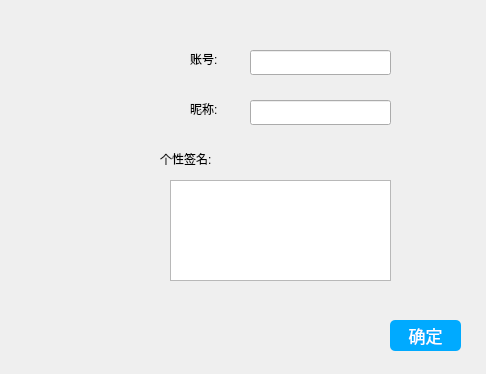
Old version of the form src/dataframe.ui in the repository WHUCSLASD2017/nowe.
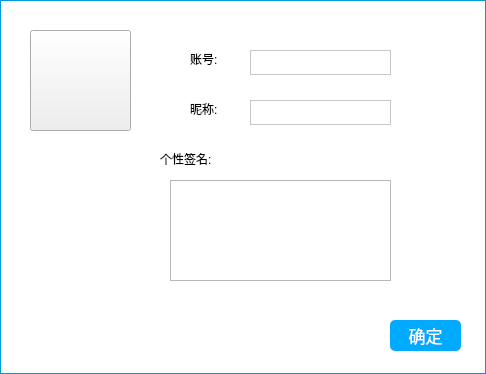
New version of the form.

Diff of the .ui file:
```diff
--- a/src/dataframe.ui
+++ b/src/dataframe.ui
@@ -26,7 +26,10 @@
    <string>Dialog</string>
   </property>
   <property name="styleSheet">
-   <string notr="true">
+   <string notr="true">QWidget#DataFrame{
+border:1px solid rgb(0, 155, 219);
+background-color:rgb(255, 255, 255);
+}
 QLineEdit {
     border-width: 1px;
     border-style: solid;
@@ -42,10 +45,8 @@
 	background-color:rgb(255, 255, 255);
 	font: 13pt &quot;微软雅黑&quot;;
 }
-QFrame{
-};
-background-color:rgb(255, 255, 255);
-border-image:none;
+
+
 </string>
   </property>
   <widget class="QLineEdit" name="jid">
@@ -155,19 +156,6 @@
     <string>确定</string>
    </property>
   </widget>
-  <widget class="QLabel" name="avatar">
-   <property name="geometry">
-    <rect>
-     <x>30</x>
-     <y>40</y>
-     <width>101</width>
-     <height>101</height>
-    </rect>
-   </property>
-   <property name="text">
-    <string/>
-   </property>
-  </widget>
   <widget class="QLabel" name="stateLabel">
    <property name="geometry">
     <rect>
@@ -181,6 +169,25 @@
     <string/>
    </property>
   </widget>
+  <widget class="QPushButton" name="change">
+   <property name="geometry">
+    <rect>
+     <x>30</x>
+     <y>30</y>
+     <width>101</width>
+     <height>101</height>
+    </rect>
+   </property>
+   <property name="text">
+    <string/>
+   </property>
+   <property name="iconSize">
+    <size>
+     <width>101</width>
+     <height>101</height>
+    </size>
+   </property>
+  </widget>
  </widget>
  <resources/>
  <connections/>
```
